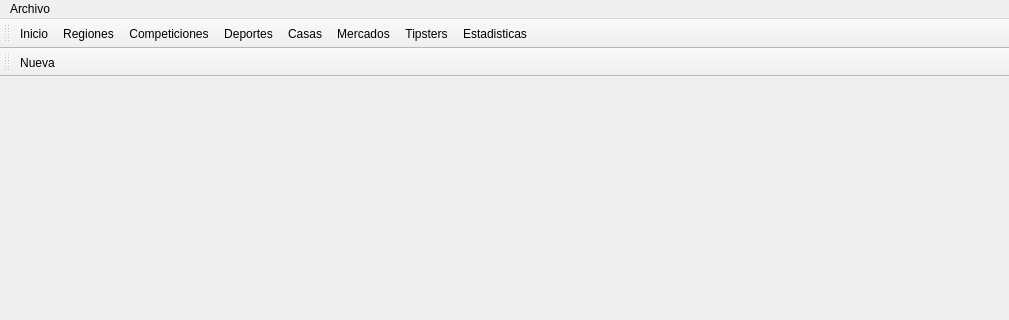
Above: ui/wmain.ui from soker90/betcon before the change; both pictures show x 0 to 1009 and y 0 to 320 of the 1009 by 678 pixel window. Below: the same form after it.
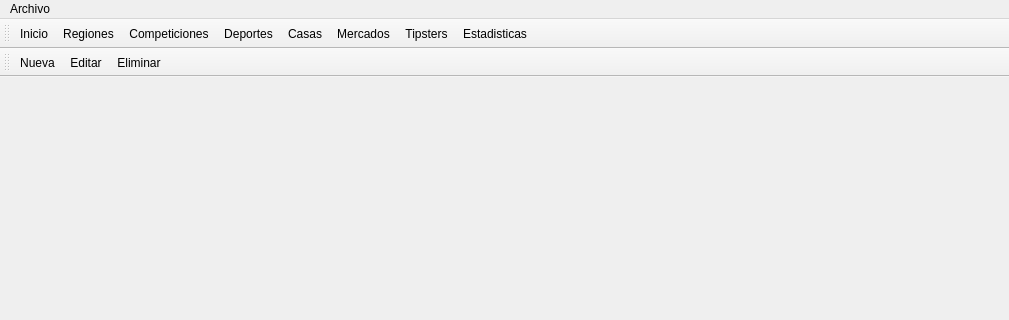
That is the form after the change.

Commit message: 1. Edit an delete bets

Patch:
```diff
--- a/ui/wmain.ui
+++ b/ui/wmain.ui
@@ -88,6 +88,8 @@
     <bool>true</bool>
    </attribute>
    <addaction name="aNew"/>
+   <addaction name="aEdit"/>
+   <addaction name="aRemove"/>
   </widget>
   <action name="aNew">
    <property name="text">
@@ -138,6 +140,25 @@
   <action name="aBookie">
    <property name="text">
     <string>Casas</string>
+   </property>
+   <property name="shortcut">
+    <string>Ctrl+B</string>
+   </property>
+  </action>
+  <action name="aEdit">
+   <property name="text">
+    <string>Editar</string>
+   </property>
+   <property name="shortcut">
+    <string>E</string>
+   </property>
+  </action>
+  <action name="aRemove">
+   <property name="text">
+    <string>Eliminar</string>
+   </property>
+   <property name="shortcut">
+    <string>Del</string>
    </property>
   </action>
  </widget>
```
Left out of the diff: 18 changed lines with no effect on the pictures. The commit also changes 4 other files.
